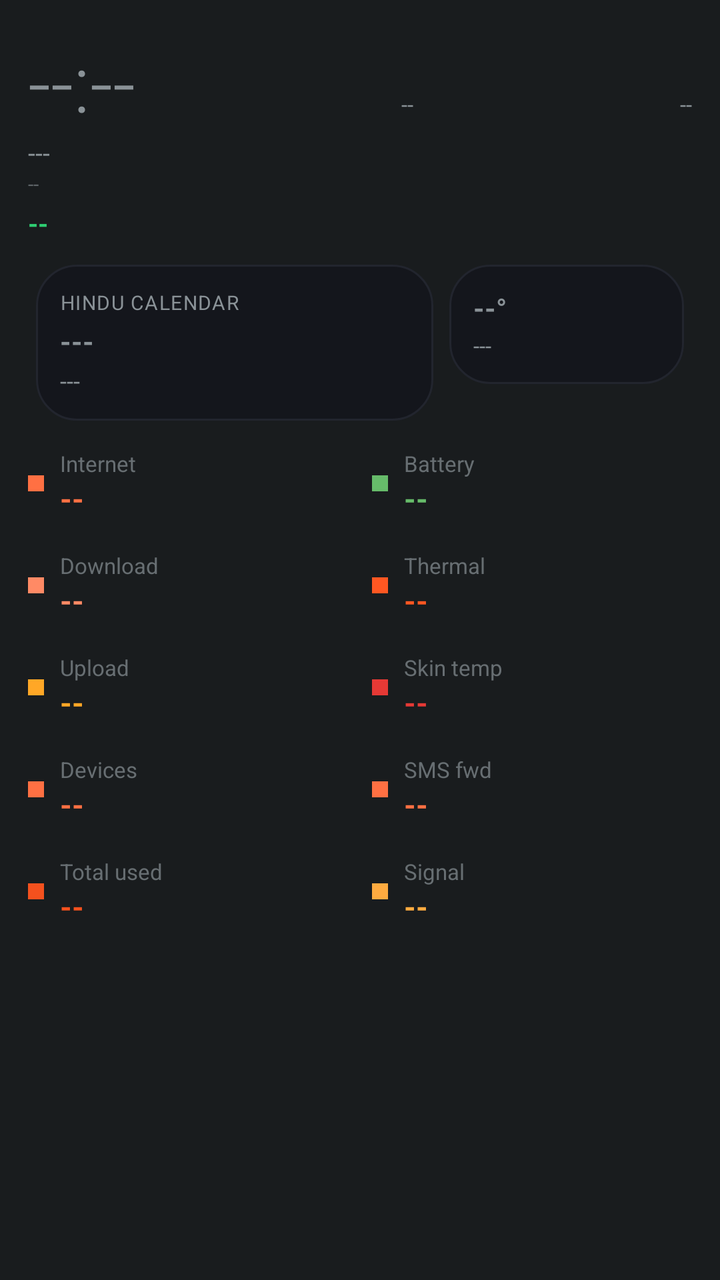
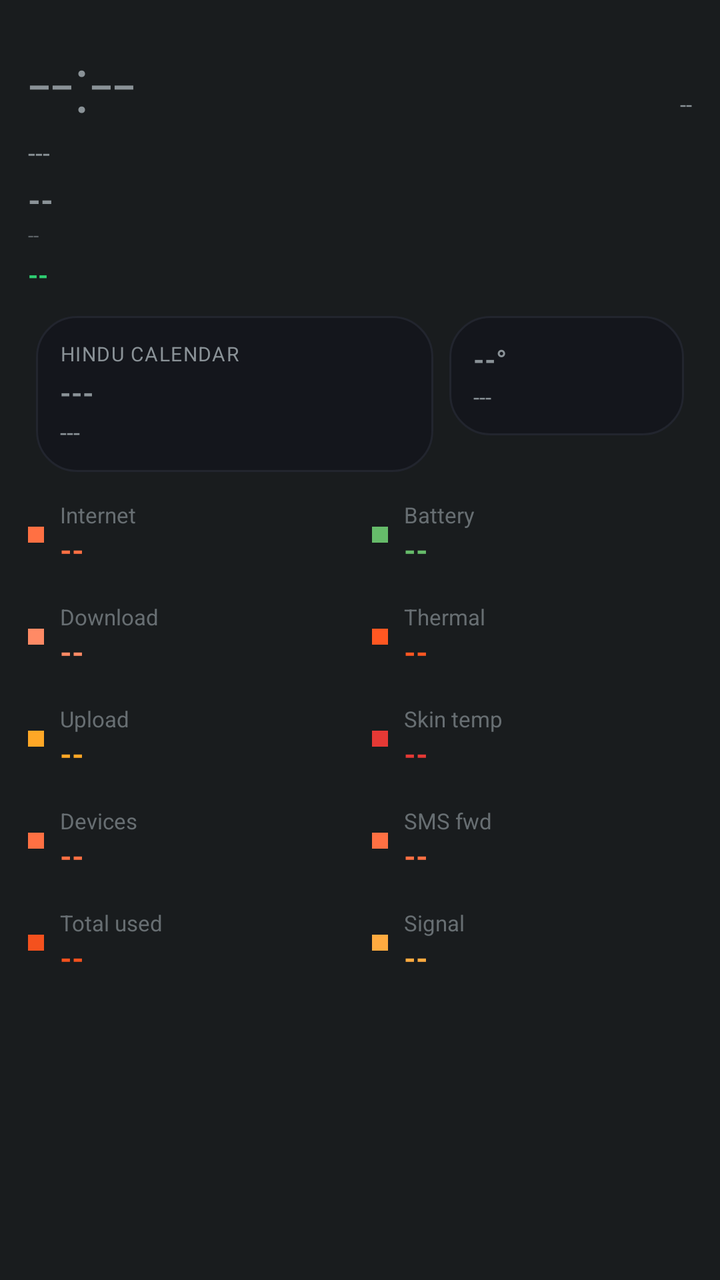

The first picture is an Android layout as it rendered before a commit; the second is the same layout after the commit. The layout source and the unified diff follow.
<!-- AndroidManifest.xml: application theme android:Theme.DeviceDefault.NoActionBar -->
<!-- res/layout/aod_layout_sunset_vibes.xml -->
<?xml version="1.0" encoding="utf-8"?>
<LinearLayout xmlns:android="http://schemas.android.com/apk/res/android"
    android:id="@+id/bg_root"
    android:layout_width="match_parent"
    android:layout_height="match_parent"
    android:orientation="vertical"
    android:padding="14dp">

    <LinearLayout
        android:layout_width="match_parent"
        android:layout_height="wrap_content"
        android:orientation="horizontal">

        <TextView
            android:id="@+id/clock"
            android:layout_width="wrap_content"
            android:layout_height="wrap_content"
            android:textSize="40sp"
            android:fontFamily="sans-serif-light"
            android:text="--:--" />

        <TextView
            android:id="@+id/net_type_badge"
            android:layout_width="0dp"
            android:layout_height="wrap_content"
            android:layout_weight="1"
            android:layout_gravity="top"
            android:gravity="end"
            android:textSize="11sp"
            android:text="--" />

        <TextView
            android:id="@+id/akd_badge"
            android:layout_width="0dp"
            android:layout_height="wrap_content"
            android:layout_weight="1"
            android:layout_gravity="top"
            android:gravity="end"
            android:textSize="11sp"
            android:text="--" />
    </LinearLayout>

    <TextView
        android:id="@+id/date"
        android:layout_width="wrap_content"
        android:layout_height="wrap_content"
        android:textSize="13sp"
        android:text="---" />

    <TextView
        android:id="@+id/perf_badge"
        android:layout_width="wrap_content"
        android:layout_height="wrap_content"
        android:textSize="10sp"
        android:alpha="0.6"
        android:text="--" />

    <TextView
        android:id="@+id/health_badge"
        android:layout_width="wrap_content"
        android:layout_height="wrap_content"
        android:layout_marginTop="4dp"
        android:textAllCaps="true"
        android:textStyle="bold"
        android:textSize="13sp"
        android:textColor="#2ecc71"
        android:text="--" />

    <TextView
        android:id="@+id/muhurat_badge"
        android:layout_width="wrap_content"
        android:layout_height="wrap_content"
        android:textSize="11sp"
        android:textStyle="bold"
        android:visibility="gone"
        android:text="--" />

    <LinearLayout
        android:layout_width="match_parent"
        android:layout_height="wrap_content"
        android:orientation="horizontal"
        android:layout_marginTop="8dp">

        <LinearLayout
            android:id="@+id/panchang_card"
            android:layout_width="0dp"
            android:layout_height="wrap_content"
            android:layout_weight="1.7"
            android:layout_margin="4dp"
            android:background="@drawable/bg_card"
            android:orientation="vertical"
            android:gravity="center_vertical"
            android:padding="12dp">

            <TextView
                android:id="@+id/panchang_header"
                android:layout_width="wrap_content"
                android:layout_height="wrap_content"
                android:textSize="10sp"
                android:textAllCaps="true"
                android:letterSpacing="0.05"
                android:text="Hindu calendar" />

            <TextView
                android:id="@+id/panchang_tithi"
                android:layout_width="match_parent"
                android:layout_height="wrap_content"
                android:layout_marginTop="3dp"
                android:textStyle="bold"
                android:maxLines="1"
                android:autoSizeTextType="uniform"
                android:autoSizeMinTextSize="13sp"
                android:autoSizeMaxTextSize="18sp"
                android:text="---" />

            <TextView
                android:id="@+id/panchang_nakshatra"
                android:layout_width="match_parent"
                android:layout_height="wrap_content"
                android:layout_marginTop="2dp"
                android:textSize="12sp"
                android:maxLines="1"
                android:ellipsize="end"
                android:text="---" />
        </LinearLayout>

        <LinearLayout
            android:id="@+id/weather_card"
            android:layout_width="0dp"
            android:layout_height="wrap_content"
            android:layout_weight="1"
            android:layout_margin="4dp"
            android:background="@drawable/bg_card"
            android:orientation="vertical"
            android:gravity="center_vertical"
            android:padding="12dp">

            <TextView
                android:id="@+id/weather_temp"
                android:layout_width="match_parent"
                android:layout_height="wrap_content"
                android:textStyle="bold"
                android:maxLines="1"
                android:autoSizeTextType="uniform"
                android:autoSizeMinTextSize="14sp"
                android:autoSizeMaxTextSize="20sp"
                android:text="--°" />

            <TextView
                android:id="@+id/weather_condition"
                android:layout_width="match_parent"
                android:layout_height="wrap_content"
                android:layout_marginTop="2dp"
                android:textSize="11sp"
                android:maxLines="2"
                android:text="---" />
        </LinearLayout>
    </LinearLayout>

    
    <LinearLayout
        android:layout_width="match_parent"
        android:layout_height="wrap_content"
        android:orientation="horizontal"
        android:layout_marginTop="10dp">

        <LinearLayout android:layout_width="0dp" android:layout_height="wrap_content" android:layout_weight="1" android:orientation="vertical" android:layout_marginEnd="6dp">
            <LinearLayout android:id="@+id/row8" android:layout_width="match_parent" android:layout_height="wrap_content" android:orientation="horizontal" android:gravity="center_vertical" android:layout_marginBottom="16dp">
                <View android:layout_width="8dp" android:layout_height="8dp" android:layout_marginEnd="8dp" android:background="#ff7043" />
                <LinearLayout android:layout_width="0dp" android:layout_height="wrap_content" android:layout_weight="1" android:orientation="vertical">
                    <TextView android:id="@+id/stat_label" android:layout_width="wrap_content" android:layout_height="wrap_content" android:textSize="11sp" android:alpha="0.7" android:text="Internet" />
                    <TextView android:id="@+id/stat_value" android:layout_width="wrap_content" android:layout_height="wrap_content" android:textStyle="bold" android:textSize="15sp" android:textColor="#ff7043" android:text="--" />
                </LinearLayout>
            </LinearLayout>
            <LinearLayout android:id="@+id/row0" android:layout_width="match_parent" android:layout_height="wrap_content" android:orientation="horizontal" android:gravity="center_vertical" android:layout_marginBottom="16dp">
                <View android:layout_width="8dp" android:layout_height="8dp" android:layout_marginEnd="8dp" android:background="#ff8a65" />
                <LinearLayout android:layout_width="0dp" android:layout_height="wrap_content" android:layout_weight="1" android:orientation="vertical">
                    <TextView android:id="@+id/stat_label" android:layout_width="wrap_content" android:layout_height="wrap_content" android:textSize="11sp" android:alpha="0.7" android:text="Download" />
                    <TextView android:id="@+id/stat_value" android:layout_width="wrap_content" android:layout_height="wrap_content" android:textStyle="bold" android:textSize="15sp" android:textColor="#ff8a65" android:text="--" />
                </LinearLayout>
            </LinearLayout>
            <LinearLayout android:id="@+id/row1" android:layout_width="match_parent" android:layout_height="wrap_content" android:orientation="horizontal" android:gravity="center_vertical" android:layout_marginBottom="16dp">
                <View android:layout_width="8dp" android:layout_height="8dp" android:layout_marginEnd="8dp" android:background="#ffa726" />
                <LinearLayout android:layout_width="0dp" android:layout_height="wrap_content" android:layout_weight="1" android:orientation="vertical">
                    <TextView android:id="@+id/stat_label" android:layout_width="wrap_content" android:layout_height="wrap_content" android:textSize="11sp" android:alpha="0.7" android:text="Upload" />
                    <TextView android:id="@+id/stat_value" android:layout_width="wrap_content" android:layout_height="wrap_content" android:textStyle="bold" android:textSize="15sp" android:textColor="#ffa726" android:text="--" />
                </LinearLayout>
            </LinearLayout>
            <LinearLayout android:id="@+id/row2" android:layout_width="match_parent" android:layout_height="wrap_content" android:orientation="horizontal" android:gravity="center_vertical" android:layout_marginBottom="16dp">
                <View android:layout_width="8dp" android:layout_height="8dp" android:layout_marginEnd="8dp" android:background="#ff7043" />
                <LinearLayout android:layout_width="0dp" android:layout_height="wrap_content" android:layout_weight="1" android:orientation="vertical">
                    <TextView android:id="@+id/stat_label" android:layout_width="wrap_content" android:layout_height="wrap_content" android:textSize="11sp" android:alpha="0.7" android:text="Devices" />
                    <TextView android:id="@+id/stat_value" android:layout_width="wrap_content" android:layout_height="wrap_content" android:textStyle="bold" android:textSize="15sp" android:textColor="#ff7043" android:text="--" />
                </LinearLayout>
            </LinearLayout>
            <LinearLayout android:id="@+id/row3" android:layout_width="match_parent" android:layout_height="wrap_content" android:orientation="horizontal" android:gravity="center_vertical" android:layout_marginBottom="16dp">
                <View android:layout_width="8dp" android:layout_height="8dp" android:layout_marginEnd="8dp" android:background="#f4511e" />
                <LinearLayout android:layout_width="0dp" android:layout_height="wrap_content" android:layout_weight="1" android:orientation="vertical">
                    <TextView android:id="@+id/stat_label" android:layout_width="wrap_content" android:layout_height="wrap_content" android:textSize="11sp" android:alpha="0.7" android:text="Total used" />
                    <TextView android:id="@+id/stat_value" android:layout_width="wrap_content" android:layout_height="wrap_content" android:textStyle="bold" android:textSize="15sp" android:textColor="#f4511e" android:text="--" />
                </LinearLayout>
            </LinearLayout>
        </LinearLayout>

        <LinearLayout android:layout_width="0dp" android:layout_height="wrap_content" android:layout_weight="1" android:orientation="vertical" android:layout_marginStart="6dp">
            <LinearLayout android:id="@+id/row4" android:layout_width="match_parent" android:layout_height="wrap_content" android:orientation="horizontal" android:gravity="center_vertical" android:layout_marginBottom="16dp">
                <View android:layout_width="8dp" android:layout_height="8dp" android:layout_marginEnd="8dp" android:background="#66bb6a" />
                <LinearLayout android:layout_width="0dp" android:layout_height="wrap_content" android:layout_weight="1" android:orientation="vertical">
                    <TextView android:id="@+id/stat_label" android:layout_width="wrap_content" android:layout_height="wrap_content" android:textSize="11sp" android:alpha="0.7" android:text="Battery" />
                    <TextView android:id="@+id/stat_value" android:layout_width="wrap_content" android:layout_height="wrap_content" android:textStyle="bold" android:textSize="15sp" android:textColor="#66bb6a" android:text="--" />
                </LinearLayout>
            </LinearLayout>
            <LinearLayout android:id="@+id/row5" android:layout_width="match_parent" android:layout_height="wrap_content" android:orientation="horizontal" android:gravity="center_vertical" android:layout_marginBottom="16dp">
                <View android:layout_width="8dp" android:layout_height="8dp" android:layout_marginEnd="8dp" android:background="#ff5722" />
                <LinearLayout android:layout_width="0dp" android:layout_height="wrap_content" android:layout_weight="1" android:orientation="vertical">
                    <TextView android:id="@+id/stat_label" android:layout_width="wrap_content" android:layout_height="wrap_content" android:textSize="11sp" android:alpha="0.7" android:text="Thermal" />
                    <TextView android:id="@+id/stat_value" android:layout_width="wrap_content" android:layout_height="wrap_content" android:textStyle="bold" android:textSize="15sp" android:textColor="#ff5722" android:text="--" />
                </LinearLayout>
            </LinearLayout>
            <LinearLayout android:id="@+id/row6" android:layout_width="match_parent" android:layout_height="wrap_content" android:orientation="horizontal" android:gravity="center_vertical" android:layout_marginBottom="16dp">
                <View android:layout_width="8dp" android:layout_height="8dp" android:layout_marginEnd="8dp" android:background="#e53935" />
                <LinearLayout android:layout_width="0dp" android:layout_height="wrap_content" android:layout_weight="1" android:orientation="vertical">
                    <TextView android:id="@+id/stat_label" android:layout_width="wrap_content" android:layout_height="wrap_content" android:textSize="11sp" android:alpha="0.7" android:text="Skin temp" />
                    <TextView android:id="@+id/stat_value" android:layout_width="wrap_content" android:layout_height="wrap_content" android:textStyle="bold" android:textSize="15sp" android:textColor="#e53935" android:text="--" />
                </LinearLayout>
            </LinearLayout>
            <LinearLayout android:id="@+id/row7" android:layout_width="match_parent" android:layout_height="wrap_content" android:orientation="horizontal" android:gravity="center_vertical" android:layout_marginBottom="16dp">
                <View android:layout_width="8dp" android:layout_height="8dp" android:layout_marginEnd="8dp" android:background="#ff7043" />
                <LinearLayout android:layout_width="0dp" android:layout_height="wrap_content" android:layout_weight="1" android:orientation="vertical">
                    <TextView android:id="@+id/stat_label" android:layout_width="wrap_content" android:layout_height="wrap_content" android:textSize="11sp" android:alpha="0.7" android:text="SMS fwd" />
                    <TextView android:id="@+id/stat_value" android:layout_width="wrap_content" android:layout_height="wrap_content" android:textStyle="bold" android:textSize="15sp" android:textColor="#ff7043" android:text="--" />
                </LinearLayout>
            </LinearLayout>
            <LinearLayout android:id="@+id/row9" android:layout_width="match_parent" android:layout_height="wrap_content" android:orientation="horizontal" android:gravity="center_vertical" android:layout_marginBottom="16dp">
                <View android:layout_width="8dp" android:layout_height="8dp" android:layout_marginEnd="8dp" android:background="#ffab40" />
                <LinearLayout android:layout_width="0dp" android:layout_height="wrap_content" android:layout_weight="1" android:orientation="vertical">
                    <TextView android:id="@+id/stat_label" android:layout_width="wrap_content" android:layout_height="wrap_content" android:textSize="11sp" android:alpha="0.7" android:text="Signal" />
                    <TextView android:id="@+id/stat_value" android:layout_width="wrap_content" android:layout_height="wrap_content" android:textStyle="bold" android:textSize="15sp" android:textColor="#ffab40" android:text="--" />
                </LinearLayout>
            </LinearLayout>
        </LinearLayout>
    </LinearLayout>

</LinearLayout>
<!-- resources referenced by this layout -->
<resources>
  <!-- drawable bg_card (drawable) -->
  <?xml version="1.0" encoding="utf-8"?>
  <shape xmlns:android="http://schemas.android.com/apk/res/android">
      <solid android:color="#14161C" />
      <corners android:radius="20dp" />
      <stroke android:width="1dp" android:color="#22252E" />
  </shape>
</resources>

<!-- the commit's change to res/layout/aod_layout_sunset_vibes.xml (unified diff, before → after) -->
@@ -29,16 +29,7 @@
             android:textSize="11sp"
             android:text="--" />
 
-        <TextView
-            android:id="@+id/akd_badge"
-            android:layout_width="0dp"
-            android:layout_height="wrap_content"
-            android:layout_weight="1"
-            android:layout_gravity="top"
-            android:gravity="end"
-            android:textSize="11sp"
-            android:text="--" />
-    </LinearLayout>
+        </LinearLayout>
 
     <TextView
         android:id="@+id/date"
@@ -46,6 +37,7 @@
         android:layout_height="wrap_content"
         android:textSize="13sp"
         android:text="---" />
+<TextView android:id="@+id/akd_badge" android:layout_width="wrap_content" android:layout_height="wrap_content" android:layout_marginTop="4dp" android:textSize="16sp" android:textStyle="bold" android:text="--" />
 
     <TextView
         android:id="@+id/perf_badge"
